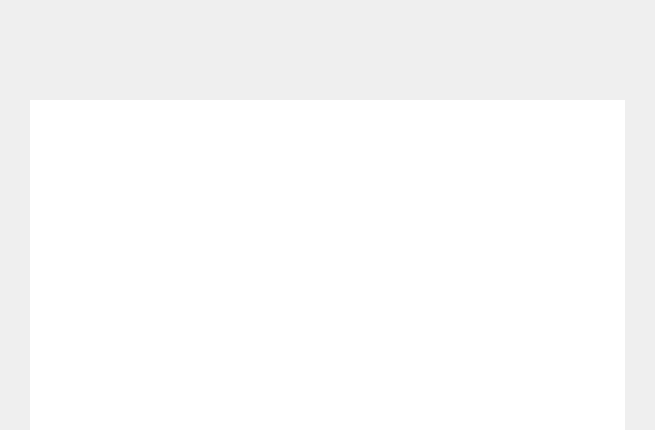
Above: favourite.ui from bcy2013/NeatMusic before the change. Below: the same form after it.
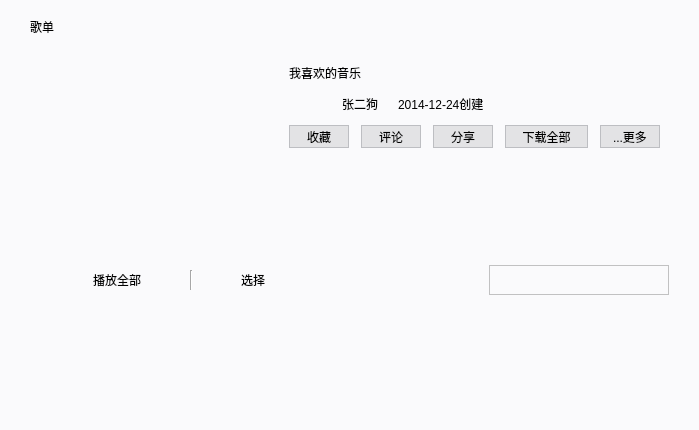
That is the form after the change. Icons and pictures are not drawn.

Diff of the .ui file:
```diff
--- a/favourite.ui
+++ b/favourite.ui
@@ -53,24 +53,13 @@
       <property name="bottomMargin">
        <number>0</number>
       </property>
-      <item>
-       <spacer name="verticalSpacer">
-        <property name="orientation">
-         <enum>Qt::Vertical</enum>
-        </property>
-        <property name="sizeType">
-         <enum>QSizePolicy::Fixed</enum>
-        </property>
-        <property name="sizeHint" stdset="0">
-         <size>
-          <width>20</width>
-          <height>100</height>
-         </size>
-        </property>
-       </spacer>
-      </item>
       <item>
        <widget class="QFrame" name="frame_2">
+        <property name="styleSheet">
+         <string notr="true">QFrame{
+    background-color:#fafafc;
+}</string>
+        </property>
         <property name="frameShape">
          <enum>QFrame::NoFrame</enum>
         </property>
@@ -94,15 +83,24 @@
           <number>0</number>
          </property>
          <item>
-          <widget class="QTableView" name="tableView">
+          <widget class="QFrame" name="frame_5">
            <property name="minimumSize">
             <size>
              <width>0</width>
-             <height>0</height>
+             <height>250</height>
             </size>
            </property>
+           <property name="maximumSize">
+            <size>
+             <width>16777215</width>
+             <height>250</height>
+            </size>
+           </property>
            <property name="styleSheet">
-            <string notr="true"/>
+            <string notr="true">QFrame{
+  
+	background-color:#fafafc;
+}</string>
            </property>
            <property name="frameShape">
             <enum>QFrame::NoFrame</enum>
@@ -110,54 +108,665 @@
            <property name="frameShadow">
             <enum>QFrame::Plain</enum>
            </property>
-           <property name="horizontalScrollBarPolicy">
-            <enum>Qt::ScrollBarAlwaysOff</enum>
+           <layout class="QHBoxLayout" name="horizontalLayout">
+            <property name="spacing">
+             <number>0</number>
+            </property>
+            <property name="leftMargin">
+             <number>0</number>
+            </property>
+            <property name="topMargin">
+             <number>0</number>
+            </property>
+            <property name="rightMargin">
+             <number>0</number>
+            </property>
+            <property name="bottomMargin">
+             <number>0</number>
+            </property>
+            <item>
+             <widget class="QFrame" name="frame_6">
+              <property name="minimumSize">
+               <size>
+                <width>250</width>
+                <height>0</height>
+               </size>
+              </property>
+              <property name="maximumSize">
+               <size>
+                <width>250</width>
+                <height>16777215</height>
+               </size>
+              </property>
+              <property name="frameShape">
+               <enum>QFrame::NoFrame</enum>
+              </property>
+              <property name="frameShadow">
+               <enum>QFrame::Plain</enum>
+              </property>
+              <layout class="QVBoxLayout" name="verticalLayout_4">
+               <property name="spacing">
+                <number>0</number>
+               </property>
+               <property name="leftMargin">
+                <number>0</number>
+               </property>
+               <property name="topMargin">
+                <number>0</number>
+               </property>
+               <property name="rightMargin">
+                <number>20</number>
+               </property>
+               <property name="bottomMargin">
+                <number>0</number>
+               </property>
+               <item>
+                <widget class="QLabel" name="label">
+                 <property name="minimumSize">
+                  <size>
+                   <width>0</width>
+                   <height>54</height>
+                  </size>
+                 </property>
+                 <property name="maximumSize">
+                  <size>
+                   <width>16777215</width>
+                   <height>54</height>
+                  </size>
+                 </property>
+                 <property name="text">
+                  <string>歌单</string>
+                 </property>
+                </widget>
+               </item>
+               <item>
+                <widget class="QLabel" name="label_2">
+                 <property name="text">
+                  <string/>
+                 </property>
+                 <property name="pixmap">
+                  <pixmap resource="rescources.qrc">:/Resources/Cover_01.jpg</pixmap>
+                 </property>
+                 <property name="scaledContents">
+                  <bool>true</bool>
+                 </property>
+                 <property name="alignment">
+                  <set>Qt::AlignLeading|Qt::AlignLeft|Qt::AlignVCenter</set>
+                 </property>
+                </widget>
+               </item>
+              </layout>
+             </widget>
+            </item>
+            <item>
+             <widget class="QFrame" name="frame_7">
+              <property name="frameShape">
+               <enum>QFrame::NoFrame</enum>
+              </property>
+              <property name="frameShadow">
+               <enum>QFrame::Plain</enum>
+              </property>
+              <layout class="QVBoxLayout" name="verticalLayout_6">
+               <property name="spacing">
+                <number>0</number>
+               </property>
+               <property name="leftMargin">
+                <number>0</number>
+               </property>
+               <property name="topMargin">
+                <number>0</number>
+               </property>
+               <property name="rightMargin">
+                <number>0</number>
+               </property>
+               <property name="bottomMargin">
+                <number>0</number>
+               </property>
+               <item>
+                <spacer name="verticalSpacer">
+                 <property name="orientation">
+                  <enum>Qt::Vertical</enum>
+                 </property>
+                 <property name="sizeType">
+                  <enum>QSizePolicy::Fixed</enum>
+                 </property>
+                 <property name="sizeHint" stdset="0">
+                  <size>
+                   <width>20</width>
+                   <height>55</height>
+                  </size>
+                 </property>
+                </spacer>
+               </item>
+               <item>
+                <widget class="QFrame" name="frame_8">
+                 <property name="frameShape">
+                  <enum>QFrame::NoFrame</enum>
+                 </property>
+                 <property name="frameShadow">
+                  <enum>QFrame::Plain</enum>
+                 </property>
+                 <layout class="QVBoxLayout" name="verticalLayout_5">
+                  <item>
+                   <widget class="QLabel" name="label_3">
+                    <property name="text">
+                     <string>我喜欢的音乐</string>
+                    </property>
+                   </widget>
+                  </item>
+                  <item>
+                   <layout class="QHBoxLayout" name="horizontalLayout_4">
+                    <property name="spacing">
+                     <number>20</number>
+                    </property>
+                    <item>
+                     <widget class="QToolButton" name="toolButton_3">
+                      <property name="styleSheet">
+                       <string notr="true">QToolButton{
+	background-color:#fafafc;
+    border:0px;      
+	font: 11pt &quot;Microsoft YaHei UI&quot;;
+}
+QToolButton:pressed{ /*按下按钮后*/  
+    background-color:#fafafc;   
+}</string>
+                      </property>
+                      <property name="text">
+                       <string/>
+                      </property>
+                      <property name="icon">
+                       <iconset resource="rescources.qrc">
+                        <normaloff>:/Resources/person.png</normaloff>:/Resources/person.png</iconset>
+                      </property>
+                      <property name="iconSize">
+                       <size>
+                        <width>30</width>
+                        <height>30</height>
+                       </size>
+                      </property>
+                     </widget>
+                    </item>
+                    <item>
+                     <widget class="QLabel" name="label_4">
+                      <property name="text">
+                       <string>张二狗</string>
+                      </property>
+                     </widget>
+                    </item>
+                    <item>
+                     <widget class="QLabel" name="label_5">
+                      <property name="text">
+                       <string>2014-12-24创建</string>
+                      </property>
+                     </widget>
+                    </item>
+                    <item>
+                     <spacer name="horizontalSpacer_2">
+                      <property name="orientation">
+                       <enum>Qt::Horizontal</enum>
+                      </property>
+                      <property name="sizeType">
+                       <enum>QSizePolicy::Expanding</enum>
+                      </property>
+                      <property name="sizeHint" stdset="0">
+                       <size>
+                        <width>300</width>
+                        <height>20</height>
+                       </size>
+                      </property>
+                     </spacer>
+                    </item>
+                   </layout>
+                  </item>
+                  <item>
+                   <layout class="QHBoxLayout" name="horizontalLayout_5">
+                    <property name="spacing">
+                     <number>12</number>
+                    </property>
+                    <item>
+                     <widget class="QToolButton" name="toolButton_4">
+                      <property name="minimumSize">
+                       <size>
+                        <width>60</width>
+                        <height>0</height>
+                       </size>
+                      </property>
+                      <property name="maximumSize">
+                       <size>
+                        <width>60</width>
+                        <height>16777215</height>
+                       </size>
+                      </property>
+                      <property name="styleSheet">
+                       <string notr="true">QToolButton{
+	background-color:#e3e3e5;
+    border:1px solid #bdbec2;    
+	font: 10pt &quot;Microsoft YaHei UI&quot;;
+}
+QToolButton:pressed{ /*按下按钮后*/  
+    background-color:#e3e3e5;   
+}</string>
+                      </property>
+                      <property name="text">
+                       <string>收藏</string>
+                      </property>
+                     </widget>
+                    </item>
+                    <item>
+                     <widget class="QToolButton" name="toolButton_5">
+                      <property name="minimumSize">
+                       <size>
+                        <width>60</width>
+                        <height>0</height>
+                       </size>
+                      </property>
+                      <property name="maximumSize">
+                       <size>
+                        <width>60</width>
+                        <height>16777215</height>
+                       </size>
+                      </property>
+                      <property name="styleSheet">
+                       <string notr="true">QToolButton{
+	background-color:#e3e3e5;
+    border:1px solid #bdbec2;    
+	font: 10pt &quot;Microsoft YaHei UI&quot;;
+}
+QToolButton:pressed{ /*按下按钮后*/  
+    background-color:#e3e3e5;   
+}</string>
+                      </property>
+                      <property name="text">
+                       <string>评论</string>
+                      </property>
+                     </widget>
+                    </item>
+                    <item>
+                     <widget class="QToolButton" name="toolButton_6">
+                      <property name="minimumSize">
+                       <size>
+                        <width>60</width>
+                        <height>0</height>
+                       </size>
+                      </property>
+                      <property name="maximumSize">
+                       <size>
+                        <width>60</width>
+                        <height>16777215</height>
+                       </size>
+                      </property>
+                      <property name="styleSheet">
+                       <string notr="true">QToolButton{
+	background-color:#e3e3e5;
+    border:1px solid #bdbec2;    
+	font: 10pt &quot;Microsoft YaHei UI&quot;;
+}
+QToolButton:pressed{ /*按下按钮后*/  
+    background-color:#e3e3e5;   
+}</string>
+                      </property>
+                      <property name="text">
+                       <string>分享</string>
+                      </property>
+                     </widget>
+                    </item>
+                    <item>
+                     <widget class="QToolButton" name="toolButton_7">
+                      <property name="minimumSize">
+                       <size>
+                        <width>83</width>
+                        <height>0</height>
+                       </size>
+                      </property>
+                      <property name="maximumSize">
+                       <size>
+                        <width>83</width>
+                        <height>16777215</height>
+                       </size>
+                      </property>
+                      <property name="styleSheet">
+                       <string notr="true">QToolButton{
+	background-color:#e3e3e5;
+    border:1px solid #bdbec2;    
+	font: 10pt &quot;Microsoft YaHei UI&quot;;
+}
+QToolButton:pressed{ /*按下按钮后*/  
+    background-color:#e3e3e5;   
+}</string>
+                      </property>
+                      <property name="text">
+                       <string>下载全部</string>
+                      </property>
+                     </widget>
+                    </item>
+                    <item>
+                     <widget class="QToolButton" name="toolButton_8">
+                      <property name="minimumSize">
+                       <size>
+                        <width>60</width>
+                        <height>0</height>
+                       </size>
+                      </property>
+                      <property name="maximumSize">
+                       <size>
+                        <width>60</width>
+                        <height>16777215</height>
+                       </size>
+                      </property>
+                      <property name="styleSheet">
+                       <string notr="true">QToolButton{
+	background-color:#e3e3e5;
+    border:1px solid #bdbec2;    
+	font: 10pt &quot;Microsoft YaHei UI&quot;;
+}
+QToolButton:pressed{ /*按下按钮后*/  
+    background-color:#e3e3e5;   
+}</string>
+                      </property>
+                      <property name="text">
+                       <string>...更多</string>
+                      </property>
+                     </widget>
+                    </item>
+                   </layout>
+                  </item>
+                 </layout>
+                </widget>
+               </item>
+               <item>
+                <spacer name="verticalSpacer_2">
+                 <property name="orientation">
+                  <enum>Qt::Vertical</enum>
+                 </property>
+                 <property name="sizeType">
+                  <enum>QSizePolicy::Fixed</enum>
+                 </property>
+                 <property name="sizeHint" stdset="0">
+                  <size>
+                   <width>20</width>
+                   <height>93</height>
+                  </size>
+                 </property>
+                </spacer>
+               </item>
+              </layout>
+             </widget>
+            </item>
+           </layout>
+          </widget>
+         </item>
+         <item>
+          <widget class="QFrame" name="frame_4">
+           <property name="minimumSize">
+            <size>
+             <width>0</width>
+             <height>60</height>
+            </size>
            </property>
-           <property name="editTriggers">
-            <set>QAbstractItemView::NoEditTriggers</set>
+           <property name="maximumSize">
+            <size>
+             <width>16777215</width>
+             <height>60</height>
+            </size>
            </property>
-           <property name="alternatingRowColors">
-            <bool>true</bool>
+           <property name="styleSheet">
+            <string notr="true">QFrame{
+    background-color:#fafafc;
+}</string>
            </property>
-           <property name="selectionMode">
-            <enum>QAbstractItemView::SingleSelection</enum>
+           <property name="frameShape">
+            <enum>QFrame::NoFrame</enum>
            </property>
-           <property name="selectionBehavior">
-            <enum>QAbstractItemView::SelectRows</enum>
+           <property name="frameShadow">
+            <enum>QFrame::Plain</enum>
            </property>
-           <property name="verticalScrollMode">
-            <enum>QAbstractItemView::ScrollPerPixel</enum>
+           <layout class="QHBoxLayout" name="horizontalLayout_3">
+            <property name="spacing">
+             <number>0</number>
+            </property>
+            <property name="leftMargin">
+             <number>0</number>
+            </property>
+            <property name="topMargin">
+             <number>0</number>
+            </property>
+            <property name="rightMargin">
+             <number>0</number>
+            </property>
+            <property name="bottomMargin">
+             <number>0</number>
+            </property>
+            <item>
+             <layout class="QHBoxLayout" name="horizontalLayout_2">
+              <property name="spacing">
+               <number>20</number>
+              </property>
+              <property name="leftMargin">
+               <number>34</number>
+              </property>
+              <item>
+               <widget class="QToolButton" name="toolButton">
+                <property name="minimumSize">
+                 <size>
+                  <width>106</width>
+                  <height>60</height>
+                 </size>
+                </property>
+                <property name="maximumSize">
+                 <size>
+                  <width>106</width>
+                  <height>60</height>
+                 </size>
+                </property>
+                <property name="styleSheet">
+                 <string notr="true">QToolButton{
+	background-color:#fafafc;
+    border:0px;      
+	font: 11pt &quot;Microsoft YaHei UI&quot;;
+}
+QToolButton:pressed{ /*按下按钮后*/  
+    background-color:#fafafc;   
+}</string>
+                </property>
+                <property name="text">
+                 <string>播放全部</string>
+                </property>
+                <property name="icon">
+                 <iconset resource="rescources.qrc">
+                  <normaloff>:/Resources/btnmusic2.png</normaloff>:/Resources/btnmusic2.png</iconset>
+                </property>
+                <property name="iconSize">
+                 <size>
+                  <width>18</width>
+                  <height>18</height>
+                 </size>
+                </property>
+                <property name="toolButtonStyle">
+                 <enum>Qt::ToolButtonTextBesideIcon</enum>
+                </property>
+               </widget>
+              </item>
+              <item>
+               <widget class="Line" name="line">
+                <property name="minimumSize">
+                 <size>
+                  <width>0</width>
+                  <height>20</height>
+                 </size>
+                </property>
+                <property name="maximumSize">
+                 <size>
+                  <width>16777215</width>
+                  <height>20</height>
+                 </size>
+                </property>
+                <property name="orientation">
+                 <enum>Qt::Vertical</enum>
+                </property>
+               </widget>
+              </item>
+              <item>
+               <widget class="QToolButton" name="toolButton_2">
+                <property name="minimumSize">
+                 <size>
+                  <width>80</width>
+                  <height>60</height>
+                 </size>
+                </property>
+                <property name="maximumSize">
+                 <size>
+                  <width>80</width>
+                  <height>60</height>
+                 </size>
+                </property>
+                <property name="styleSheet">
+                 <string notr="true">QToolButton{
+	background-color:#fafafc;
+    border:0px;      
+	font: 11pt &quot;Microsoft YaHei UI&quot;;
+}
+QToolButton:pressed{ /*按下按钮后*/  
+    background-color:#fafafc;   
+}</string>
+                </property>
+                <property name="text">
+                 <string>选择</string>
+                </property>
+                <property name="icon">
+                 <iconset resource="rescources.qrc">
+                  <normaloff>:/Resources/btnlist.png</normaloff>:/Resources/btnlist.png</iconset>
+                </property>
+                <property name="toolButtonStyle">
+                 <enum>Qt::ToolButtonTextBesideIcon</enum>
+                </property>
+               </widget>
+              </item>
+             </layout>
+            </item>
+            <item>
+             <spacer name="horizontalSpacer">
+              <property name="orientation">
+               <enum>Qt::Horizontal</enum>
+              </property>
+              <property name="sizeHint" stdset="0">
+               <size>
+                <width>148</width>
+                <height>20</height>
+               </size>
+              </property>
+             </spacer>
+            </item>
+            <item>
+             <widget class="QTextEdit" name="textEdit">
+              <property name="minimumSize">
+               <size>
+                <width>180</width>
+                <height>30</height>
+               </size>
+              </property>
+              <property name="maximumSize">
+               <size>
+                <width>180</width>
+                <height>30</height>
+               </size>
+              </property>
+             </widget>
+            </item>
+           </layout>
+          </widget>
+         </item>
+         <item>
+          <widget class="QFrame" name="frame_3">
+           <property name="frameShape">
+            <enum>QFrame::NoFrame</enum>
            </property>
-           <property name="horizontalScrollMode">
-            <enum>QAbstractItemView::ScrollPerPixel</enum>
+           <property name="frameShadow">
+            <enum>QFrame::Plain</enum>
            </property>
-           <property name="showGrid">
-            <bool>false</bool>
-           </property>
-           <property name="gridStyle">
-            <enum>Qt::NoPen</enum>
-           </property>
-           <attribute name="horizontalHeaderVisible">
-            <bool>false</bool>
-           </attribute>
-           <attribute name="horizontalHeaderCascadingSectionResizes">
-            <bool>false</bool>
-           </attribute>
-           <attribute name="horizontalHeaderDefaultSectionSize">
-            <number>150</number>
-           </attribute>
-           <attribute name="horizontalHeaderMinimumSectionSize">
-            <number>20</number>
-           </attribute>
-           <attribute name="horizontalHeaderStretchLastSection">
-            <bool>true</bool>
-           </attribute>
-           <attribute name="verticalHeaderVisible">
-            <bool>false</bool>
-           </attribute>
-           <attribute name="verticalHeaderHighlightSections">
-            <bool>false</bool>
-           </attribute>
+           <layout class="QVBoxLayout" name="verticalLayout_3">
+            <property name="spacing">
+             <number>0</number>
+            </property>
+            <property name="leftMargin">
+             <number>0</number>
+            </property>
+            <property name="topMargin">
+             <number>0</number>
+            </property>
+            <property name="rightMargin">
+             <number>0</number>
+            </property>
+            <property name="bottomMargin">
+             <number>0</number>
+            </property>
+            <item>
+             <widget class="QTableView" name="tableView">
+              <property name="minimumSize">
+               <size>
+                <width>0</width>
+                <height>0</height>
+               </size>
+              </property>
+              <property name="styleSheet">
+               <string notr="true"/>
+              </property>
+              <property name="frameShape">
+               <enum>QFrame::NoFrame</enum>
+              </property>
+              <property name="frameShadow">
+               <enum>QFrame::Plain</enum>
+              </property>
+              <property name="horizontalScrollBarPolicy">
+               <enum>Qt::ScrollBarAlwaysOff</enum>
+              </property>
+              <property name="editTriggers">
+               <set>QAbstractItemView::NoEditTriggers</set>
+              </property>
+              <property name="alternatingRowColors">
+               <bool>true</bool>
+              </property>
+              <property name="selectionMode">
+               <enum>QAbstractItemView::SingleSelection</enum>
+              </property>
+              <property name="selectionBehavior">
+               <enum>QAbstractItemView::SelectRows</enum>
+              </property>
+              <property name="verticalScrollMode">
+               <enum>QAbstractItemView::ScrollPerPixel</enum>
+              </property>
+              <property name="horizontalScrollMode">
+               <enum>QAbstractItemView::ScrollPerPixel</enum>
+              </property>
+              <property name="showGrid">
+               <bool>false</bool>
+              </property>
+              <property name="gridStyle">
+               <enum>Qt::NoPen</enum>
+              </property>
+              <attribute name="horizontalHeaderVisible">
+               <bool>false</bool>
+              </attribute>
+              <attribute name="horizontalHeaderCascadingSectionResizes">
+               <bool>false</bool>
+              </attribute>
+              <attribute name="horizontalHeaderDefaultSectionSize">
+               <number>150</number>
+              </attribute>
+              <attribute name="horizontalHeaderMinimumSectionSize">
+               <number>20</number>
+              </attribute>
+              <attribute name="horizontalHeaderStretchLastSection">
+               <bool>true</bool>
+              </attribute>
+              <attribute name="verticalHeaderVisible">
+               <bool>false</bool>
+              </attribute>
+              <attribute name="verticalHeaderHighlightSections">
+               <bool>false</bool>
+              </attribute>
+             </widget>
+            </item>
+           </layout>
           </widget>
          </item>
         </layout>
```
Left out of the diff: 4 changed lines with no effect on the pictures.
